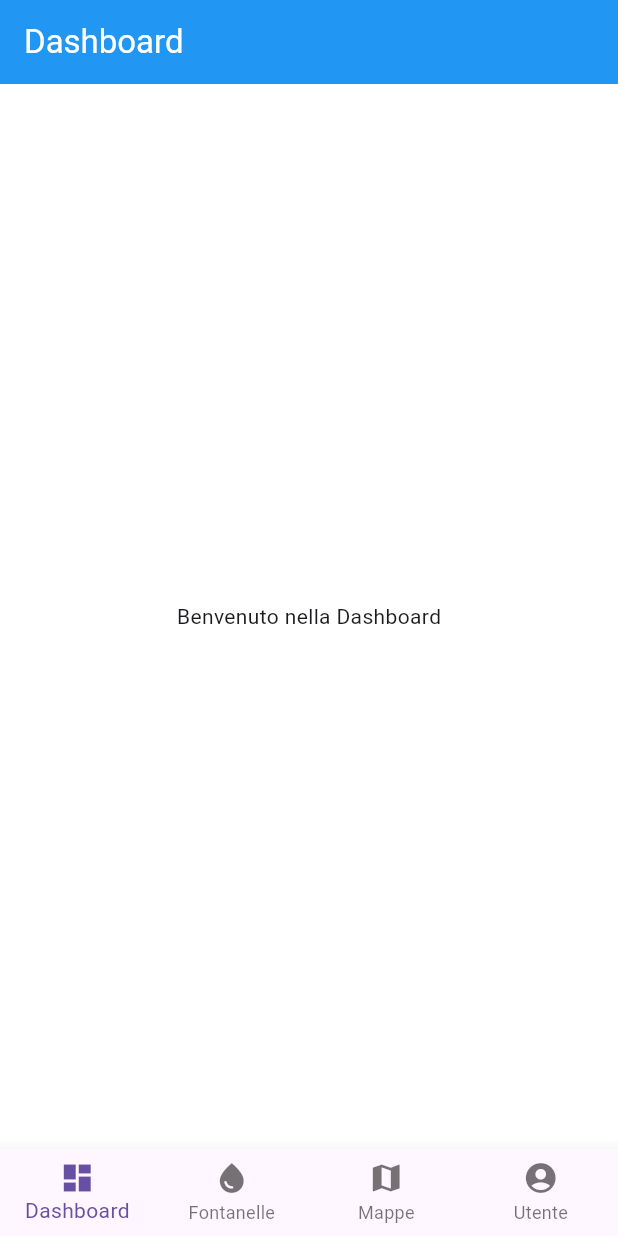
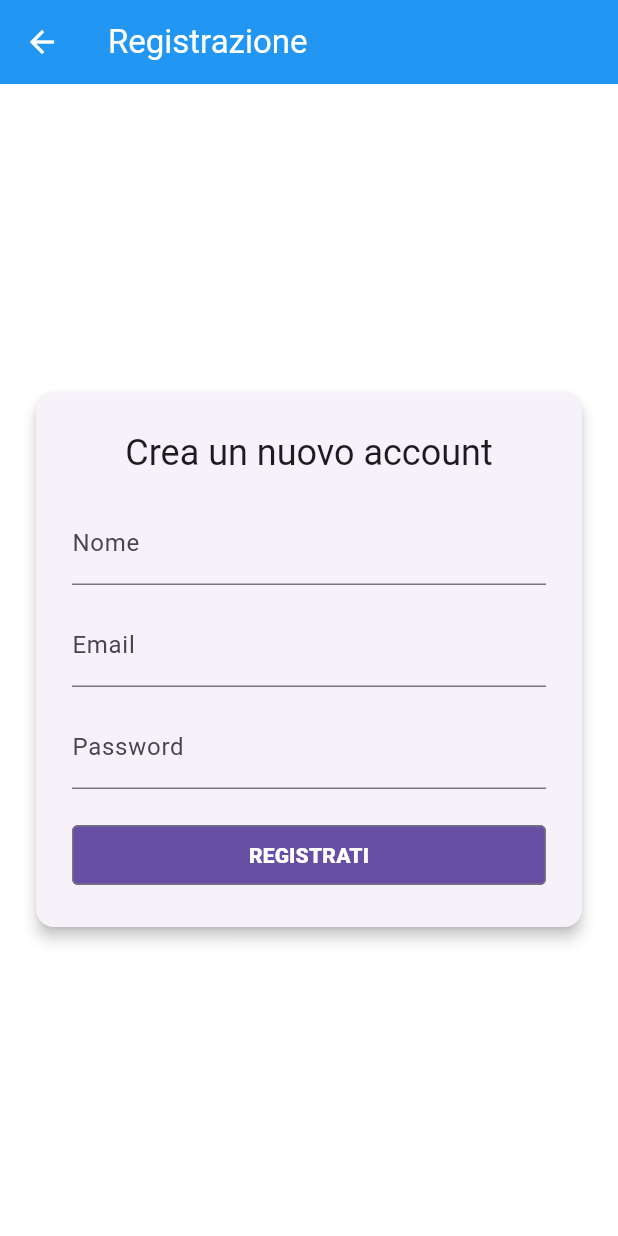
Before and after one commit to ilxBoschetto/splash, a Flutter app: the screen it shows after launch, after a tap on "REGISTRATI", on a phone screen of 412 x 824 dp. Run offline on Flutter 3.47's test engine with Material 3 defaults, Android fonts, the phone set to English and light mode, and no system bars; our stand-ins replace flutter_dotenv, flutter_map, geolocator, latlong2, shared_preferences; network calls fail.

Commit message:
Added register page and register response

```diff
--- a/application/lib/routes.dart
+++ b/application/lib/routes.dart
@@ -4,6 +4,7 @@ import 'screens/fontanelle_details_screen.dart';
 import 'screens/mappe_screen.dart';
 import 'screens/user_screen.dart';
 import 'screens/login_screen.dart';
+import 'screens/register_screen.dart';
 import 'app_layout.dart';
 
 final Map<String, WidgetBuilder> appRoutes = {
@@ -12,5 +13,6 @@ final Map<String, WidgetBuilder> appRoutes = {
   '/mappe': (context) => const MappeScreen(),
   '/utente': (context) => const UserScreen(),
   '/login': (context) => const LoginScreen(),
+  '/register': (context) => const RegisterScreen(),
   '/dettagli_fontanella': (context) => FontanellaDetailScreen(),
 };
--- /dev/null
+++ b/application/lib/screens/register_screen.dart
@@ -0,0 +1,148 @@
+import 'package:flutter/material.dart';
+import 'package:http/http.dart' as http;
+import 'package:flutter_dotenv/flutter_dotenv.dart';
+import 'dart:convert';
+
+class RegisterScreen extends StatefulWidget {
+  const RegisterScreen({super.key});
+
+  @override
+  State<RegisterScreen> createState() => _RegisterScreenState();
+}
+
+class _RegisterScreenState extends State<RegisterScreen> {
+  final nameController = TextEditingController();
+  final emailController = TextEditingController();
+  final passwordController = TextEditingController();
+
+  String? error;
+  bool loading = false;
+
+  Future<void> register() async {
+    setState(() {
+      error = null;
+    });
+
+    final name = nameController.text.trim();
+    final email = emailController.text.trim();
+    final password = passwordController.text;
+
+    if (name.isEmpty || email.isEmpty || password.isEmpty) {
+      setState(() => error = 'Compila tutti i campi');
+      return;
+    }
+
+    setState(() => loading = true);
+
+    try {
+      final url = '${dotenv.env['API_URL']}/register';
+      final response = await http.post(
+        Uri.parse(url),
+        headers: {'Content-Type': 'application/json'},
+        body: json.encode({'name': name, 'email': email, 'password': password}),
+      );
+
+      if (response.statusCode == 200) {
+        final data = json.decode(response.body);
+        final token = data['token'];
+        print("Registrazione ok! Token: $token");
+        Navigator.pushReplacementNamed(context, '/app');
+      } else {
+        final data = json.decode(response.body);
+        setState(
+          () => error = data['error'] ?? 'Errore durante la registrazione.',
+        );
+      }
+    } catch (e) {
+      debugPrint(e.toString());
+      setState(() => error = 'Errore di rete. Riprova.');
+    } finally {
+      setState(() => loading = false);
+    }
+  }
+
+  @override
+  Widget build(BuildContext context) {
+    final theme = Theme.of(context);
+
+    return Scaffold(
+      appBar: AppBar(title: const Text('Registrazione')),
+      body: Center(
+        child: SingleChildScrollView(
+          child: Card(
+            margin: const EdgeInsets.symmetric(horizontal: 24),
+            shape: RoundedRectangleBorder(
+              borderRadius: BorderRadius.circular(12),
+            ),
+            elevation: 4,
+            child: Padding(
+              padding: const EdgeInsets.all(24),
+              child: Column(
+                mainAxisSize: MainAxisSize.min,
+                children: [
+                  Text(
+                    'Crea un nuovo account',
+                    style: theme.textTheme.headlineSmall,
+                  ),
+                  const SizedBox(height: 16),
+                  if (error != null)
+                    Padding(
+                      padding: const EdgeInsets.only(bottom: 12),
+                      child: Text(
+                        error!,
+                        style: const TextStyle(color: Colors.red),
+                        textAlign: TextAlign.center,
+                      ),
+                    ),
+                  TextField(
+                    controller: nameController,
+                    decoration: const InputDecoration(labelText: 'Nome'),
+                  ),
+                  const SizedBox(height: 12),
+                  TextField(
+                    controller: emailController,
+                    keyboardType: TextInputType.emailAddress,
+                    decoration: const InputDecoration(labelText: 'Email'),
+                  ),
+                  const SizedBox(height: 12),
+                  TextField(
+                    controller: passwordController,
+                    obscureText: true,
+                    decoration: const InputDecoration(labelText: 'Password'),
+                  ),
+                  const SizedBox(height: 20),
+                  SizedBox(
+                    width: double.infinity,
+                    child: OutlinedButton(
+                      style: OutlinedButton.styleFrom(
+                        backgroundColor: Theme.of(context).colorScheme.primary,
+                        shape: RoundedRectangleBorder(
+                          borderRadius: BorderRadius.circular(4),
+                        ),
+                      ),
+                      onPressed: loading ? null : register,
+                      child:
+                          loading
+                              ? const CircularProgressIndicator(
+                                strokeWidth: 2,
+                                color: Colors.white,
+                              )
+                              : Text(
+                                'REGISTRATI',
+                                style: TextStyle(
+                                  fontWeight: FontWeight.w900,
+                                  color:
+                                      Theme.of(context).scaffoldBackgroundColor,
+                                ),
+                              ),
+                    ),
+                  ),
+                ],
+              ),
+            ),
+          ),
+        ),
+      ),
+    );
+  }
+}
```
Also changed, not shown: 2 other files.
